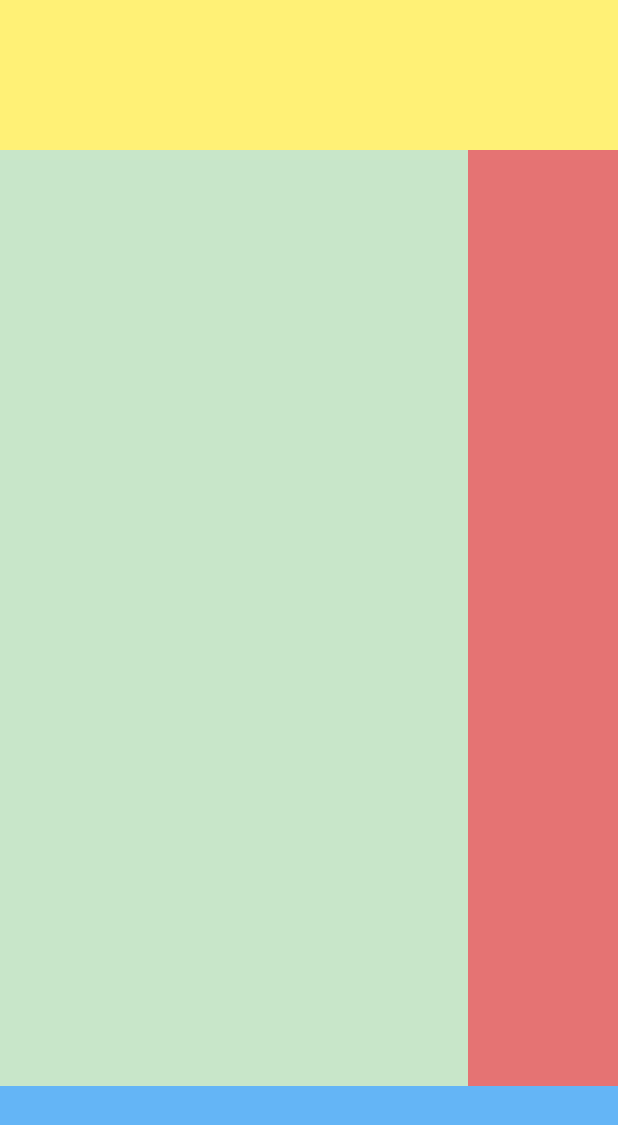
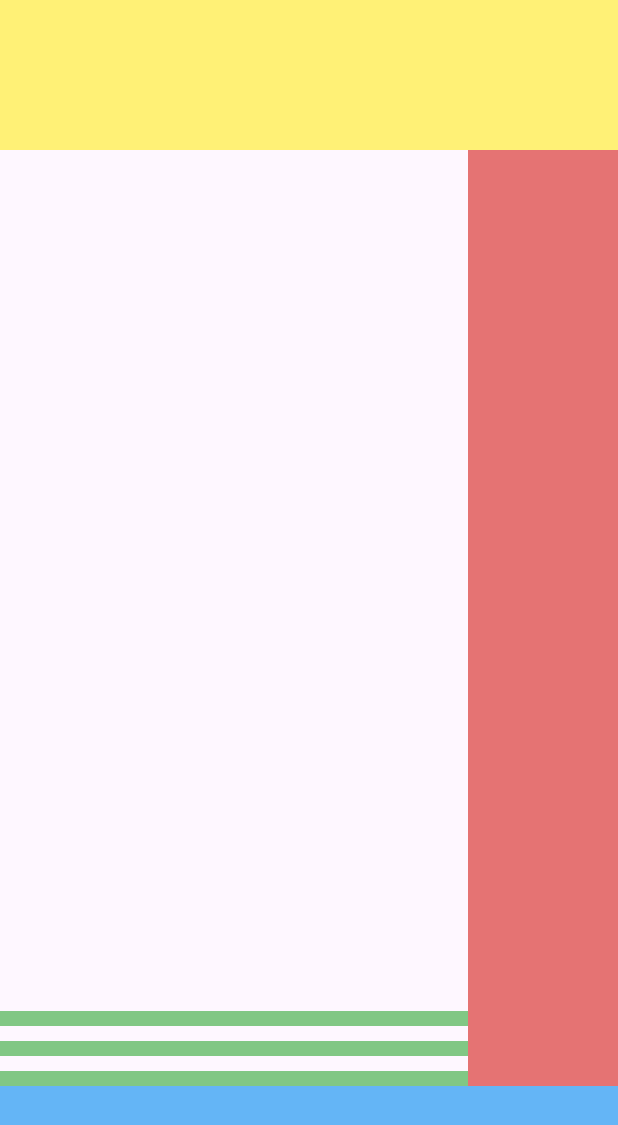
Before and after one commit to Birkity/flutter_tutorial, a Flutter app: the screen it shows after launch, on a phone screen of 412 x 824 dp. Shown: the top 1125 px of the screen. Run offline on Flutter 3.47's test engine with Material 3 defaults, Android fonts, the phone set to English and light mode, and no system bars.

Commit message:
Add three container on videDescription

```diff
--- a/tik_tok_ui/lib/home.dart
+++ b/tik_tok_ui/lib/home.dart
@@ -6,7 +6,16 @@ class Home extends StatelessWidget{
             color: Colors.yellow[300],
             );
 
-  Widget get videoDescription => Expanded(child: Container(color: Colors.green[100],));
+  Widget get videoDescription => Expanded(
+    child: Column(
+      mainAxisSize: MainAxisSize.min,
+      children: [
+        Container(height: 10.0, color: Colors.green[300], margin: EdgeInsets.only(top:10),),
+        Container(height: 10.0, color: Colors.green[300], margin: EdgeInsets.only(top:10),),
+        Container(height: 10.0, color: Colors.green[300], margin: EdgeInsets.only(top:10),),
+
+      ],
+    ),);
 
   Widget get actionToolbar => Container(
                 width: 100.0,
```
